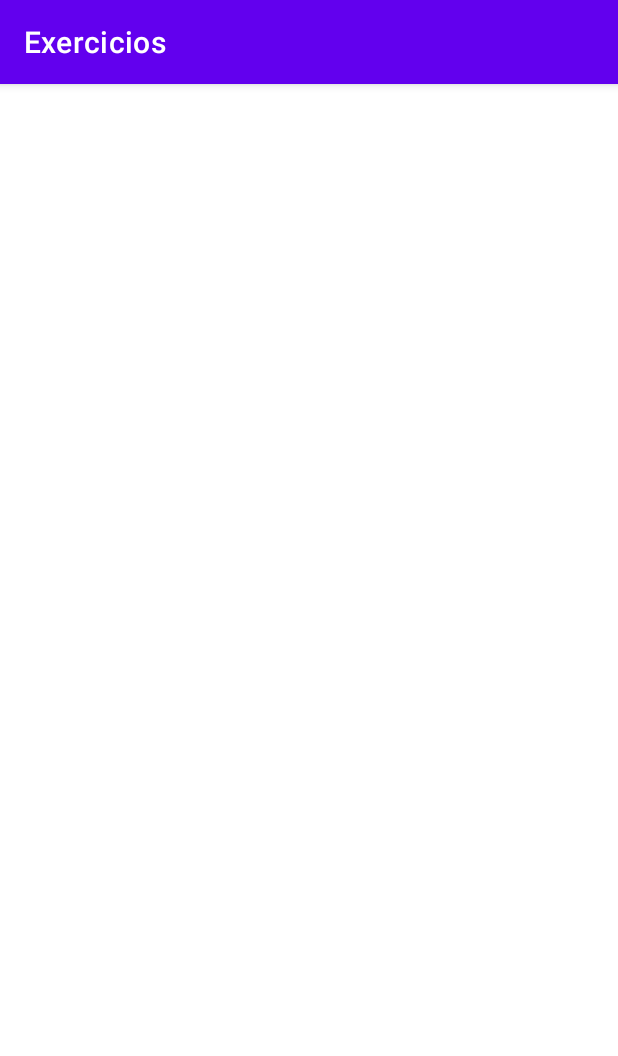
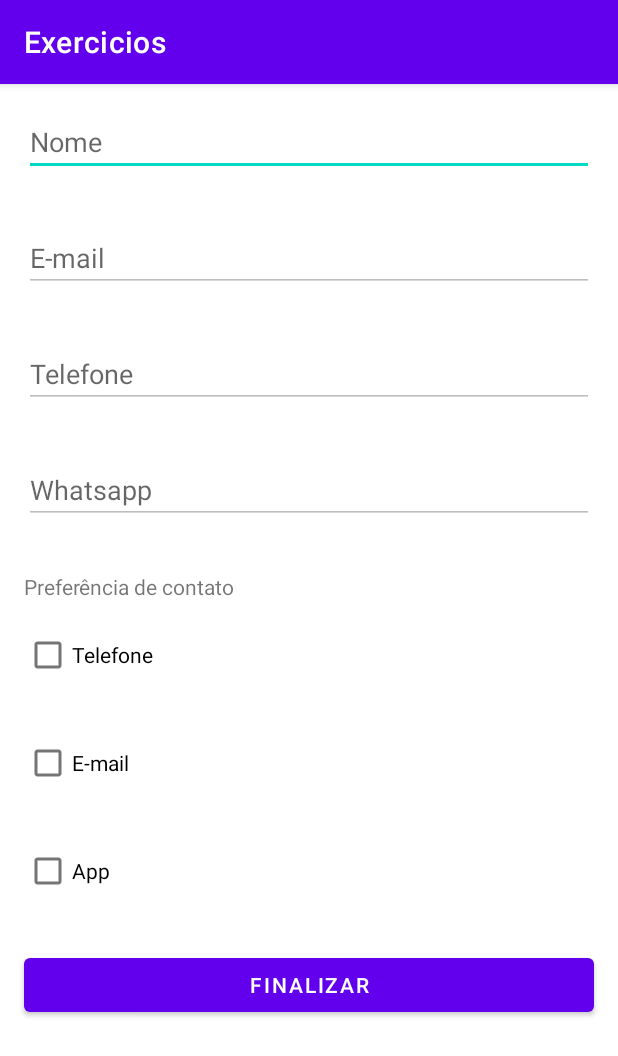
Before and after one commit to tg-martins/Android, an Android app: the Ex02Activity screen opened directly, with no data from a screen before it, on a phone screen of 412 x 824 dp. Shown: the top 1056 px of the screen. Run offline under Robolectric (Android 15) with nearby library versions, the phone set to English and light mode, and no system bars.

Commit message:
exercise 02

```diff
--- a/app/src/main/java/br/senac/exercicios/Ex02Activity.kt
+++ b/app/src/main/java/br/senac/exercicios/Ex02Activity.kt
@@ -2,10 +2,70 @@ package br.senac.exercicios
 
 import androidx.appcompat.app.AppCompatActivity
 import android.os.Bundle
+import android.widget.CompoundButton
+import android.widget.Toast
+import br.senac.exercicios.databinding.ActivityEx02Binding
 
 class Ex02Activity : AppCompatActivity() {
+    lateinit var binding: ActivityEx02Binding
+
     override fun onCreate(savedInstanceState: Bundle?) {
         super.onCreate(savedInstanceState)
-        setContentView(R.layout.activity_ex02)
+        binding = ActivityEx02Binding.inflate(layoutInflater)
+        setContentView(binding.root)
+
+        binding.editTextEmail2.isEnabled = binding.checkBoxEmail2.isChecked
+        binding.editTextPhone2.isEnabled = binding.checkBoxPhone2.isChecked
+        binding.editTextWhats2.isEnabled = binding.checkBoxApp2.isChecked
+
+        binding.checkBoxEmail2.setOnCheckedChangeListener{ button: CompoundButton, checked: Boolean ->
+            binding.editTextEmail2.isEnabled = checked
+        }
+
+        binding.checkBoxPhone2.setOnCheckedChangeListener{ button: CompoundButton, checked: Boolean ->
+            binding.editTextPhone2.isEnabled = checked
+        }
+
+        binding.checkBoxApp2.setOnCheckedChangeListener{ button: CompoundButton, checked: Boolean ->
+            binding.editTextWhats2.isEnabled = checked
+        }
+
+        binding.buttonFinish2.setOnClickListener {
+            val email = binding.editTextEmail2.text.toString()
+            val name =  binding.editTextName2.text.toString()
+            val phone = binding.editTextPhone2.text.toString()
+            val whats = binding.editTextWhats2.text.toString()
+
+            var isValidForm = true
+
+            if (binding.checkBoxEmail2.isChecked && email.trim().isNullOrEmpty()) {
+                isValidForm = false
+                binding.editTextEmail2.setError("E-mail não pode estar vazio");
+            }
+            if (binding.checkBoxApp2.isChecked && whats.trim().isNullOrEmpty()) {
+                isValidForm = false
+                binding.editTextWhats2.setError("WhatsApp não pode estar vazio");
+            }
+            if (binding.checkBoxPhone2.isChecked && phone.trim().isNullOrEmpty()) {
+                isValidForm = false
+                binding.editTextPhone2.setError("Telefone não pode estar vazio");
+            }
+
+            if(isValidForm) {
+                var msg = """Nome: ${name}
+                |E-mail: ${email}
+                |Telefone: ${phone}
+                |WhatsApp: ${whats}
+                |
+                |Preferência de Contato
+                |  - Telefone: ${if (binding.checkBoxPhone2.isChecked) "Sim" else "Não"}
+                |  - E-mail: ${if (binding.checkBoxEmail2.isChecked)  "Sim" else "Não"}
+                |  - App: ${if (binding.checkBoxApp2.isChecked)  "Sim" else "Não"}
+                |""".trimMargin()
+
+                alert("Cadastro efetuado!", msg, this)
+            }
+        }
+
     }
 }
--- a/app/src/main/res/layout/activity_ex02.xml
+++ b/app/src/main/res/layout/activity_ex02.xml
@@ -1,9 +1,92 @@
 <?xml version="1.0" encoding="utf-8"?>
-<androidx.constraintlayout.widget.ConstraintLayout xmlns:android="http://schemas.android.com/apk/res/android"
+<LinearLayout xmlns:android="http://schemas.android.com/apk/res/android"
     xmlns:app="http://schemas.android.com/apk/res-auto"
     xmlns:tools="http://schemas.android.com/tools"
     android:layout_width="match_parent"
     android:layout_height="match_parent"
+    android:orientation="vertical"
     tools:context=".Ex02Activity">
 
-</androidx.constraintlayout.widget.ConstraintLayout>
+    <EditText
+        android:id="@+id/editTextName2"
+        android:layout_width="match_parent"
+        android:layout_height="wrap_content"
+        android:layout_margin="16dp"
+        android:ems="10"
+        android:hint="Nome"
+        android:inputType="textPersonName" />
+
+    <EditText
+        android:id="@+id/editTextEmail2"
+        android:layout_width="match_parent"
+        android:layout_height="wrap_content"
+        android:layout_margin="16dp"
+        android:ems="10"
+        android:hint="E-mail"
+        android:inputType="textWebEmailAddress" />
+
+    <EditText
+        android:id="@+id/editTextPhone2"
+        android:layout_width="match_parent"
+        android:layout_height="wrap_content"
+        android:layout_margin="16dp"
+        android:ems="10"
+        android:hint="Telefone"
+        android:inputType="phone" />
+
+    <EditText
+        android:id="@+id/editTextWhats2"
+        android:layout_width="match_parent"
+        android:layout_height="wrap_content"
+        android:layout_margin="16dp"
+        android:ems="10"
+        android:hint="Whatsapp"
+        android:inputType="phone" />
+
+    <TextView
+        android:id="@+id/textView"
+        android:layout_width="match_parent"
+        android:layout_height="wrap_content"
+        android:layout_marginLeft="16dp"
+        android:layout_marginTop="16dp"
+        android:layout_marginRight="16dp"
+        android:text="Preferência de contato" />
+
+    <CheckBox
+        android:id="@+id/checkBoxPhone2"
+        android:layout_width="match_parent"
+        android:layout_height="wrap_content"
+        android:layout_marginLeft="16dp"
+        android:layout_marginTop="12dp"
+        android:layout_marginRight="16dp"
+        android:layout_marginBottom="12dp"
+        android:text="Telefone" />
+
+    <CheckBox
+        android:id="@+id/checkBoxEmail2"
+        android:layout_width="match_parent"
+        android:layout_height="wrap_content"
+        android:layout_marginLeft="16dp"
+        android:layout_marginTop="12dp"
+        android:layout_marginRight="16dp"
+        android:layout_marginBottom="12dp"
+        android:text="E-mail" />
+
+    <CheckBox
+        android:id="@+id/checkBoxApp2"
+        android:layout_width="match_parent"
+        android:layout_height="wrap_content"
+        android:layout_marginLeft="16dp"
+        android:layout_marginTop="12dp"
+        android:layout_marginRight="16dp"
+        android:layout_marginBottom="12dp"
+        android:text="App" />
+
+    <Button
+        android:id="@+id/buttonFinish2"
+        android:layout_width="match_parent"
+        android:layout_height="wrap_content"
+        android:layout_margin="16dp"
+        android:text="Finalizar" />
+
+</LinearLayout>
```
